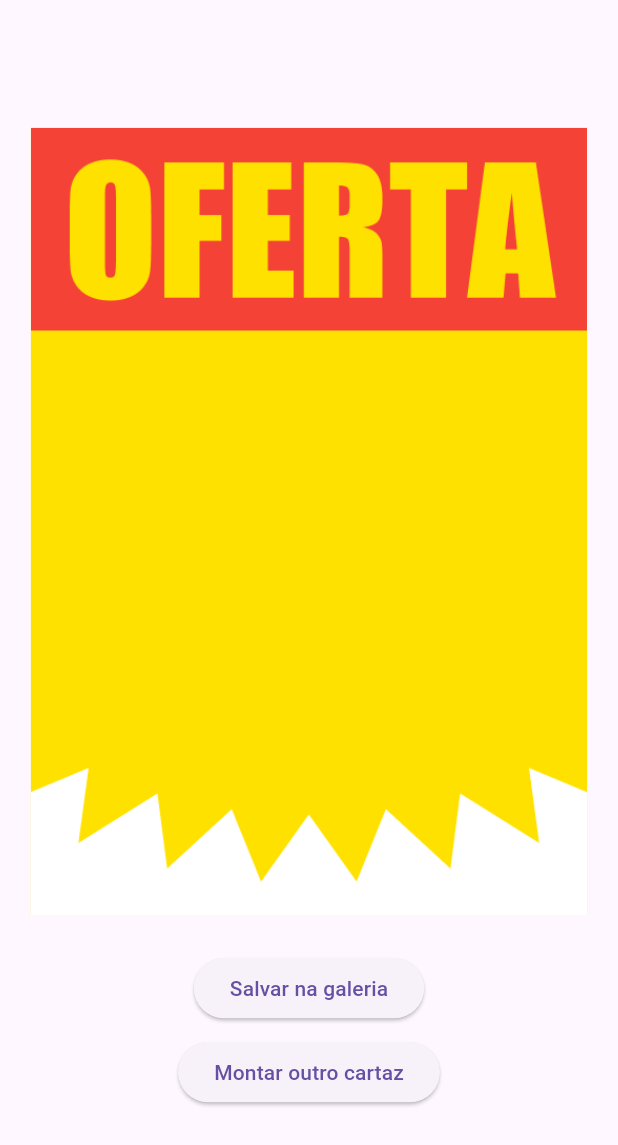
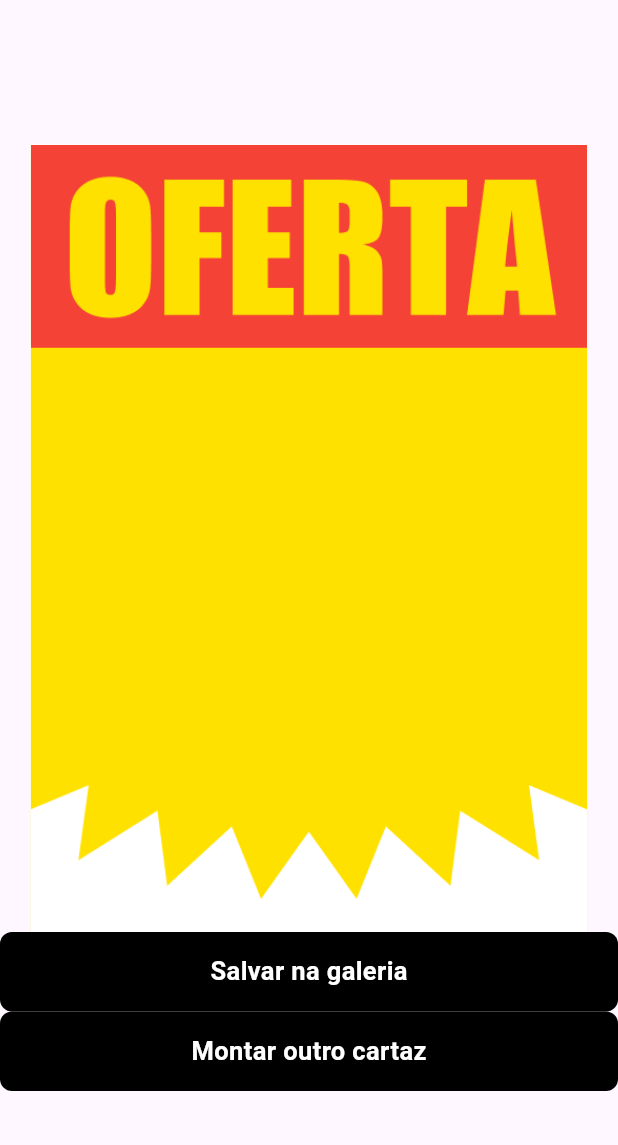
Before and after one commit to MarceloDiefenbach/cartazFacil, a Flutter app: the CartazView screen opened by its route, on a phone screen of 412 x 824 dp. Shown: the top 1145 px of the screen. Run offline on Flutter 3.47's test engine with Material 3 defaults, Android fonts, the phone set to English and light mode, and no system bars; our stand-ins replace google_mobile_ads, image_gallery_saver; network calls fail.

Commit message:
Organising the essencial to start

```diff
--- /dev/null
+++ b/lib/DesignSystem/BorderRadius.dart
@@ -0,0 +1,5 @@
+class AppBorderRadius {
+  static const double small = 4.0;
+  static const double medium = 8.0;
+  static const double large = 16.0;
+}
--- /dev/null
+++ b/lib/DesignSystem/Colors.dart
@@ -0,0 +1,28 @@
+import 'package:flutter/material.dart';
+
+class LightColors {
+  static const Color background = Colors.white;
+  static const Color primary = Colors.black;
+
+  static const Color text = Colors.white;
+  static const Color textInvert = Colors.black;
+}
+
+class DarkColors {
+  static const Color background = Colors.black;
+  static const Color primary = Colors.white;
+
+  static const Color text = Colors.black;
+  static const Color textInvert = Colors.white;
+}
+
+class AppColors {
+  static bool isDarkMode = false;
+
+  static Color background = isDarkMode ? DarkColors.background : LightColors.background;
+  static Color primary = isDarkMode ? DarkColors.primary : LightColors.primary;
+
+  static Color text = isDarkMode ? DarkColors.text : LightColors.text;
+  static Color textInvert = isDarkMode ? DarkColors.textInvert : LightColors.textInvert;
+
+}
--- /dev/null
+++ b/lib/DesignSystem/Components/AppButton.dart
@@ -0,0 +1,36 @@
+import 'package:flutter/material.dart';
+import 'package:cartazrapido/DesignSystem/DesingSystem.dart';
+
+class AppButton extends StatelessWidget {
+  final String text;
+  final VoidCallback onPressed;
+
+  const AppButton({
+    super.key,
+    required this.text,
+    required this.onPressed,
+  });
+
+  @override
+  Widget build(BuildContext context) {
+    return GestureDetector(
+      onTap: onPressed,
+      child: Container(
+        decoration: BoxDecoration(
+          color: AppColors.primary,
+          borderRadius: BorderRadius.circular(AppBorderRadius.medium),
+        ),
+        padding: const EdgeInsets.all(AppPadding.s4),
+        child: Row(
+          mainAxisAlignment: MainAxisAlignment.center,
+          children: [
+            Text(
+              text,
+              style: AppFonts.headline(),
+            ),
+          ],
+        ),
+      ),
+    );
+  }
+}
--- /dev/null
+++ b/lib/DesignSystem/DesingSystem.dart
@@ -0,0 +1,7 @@
+export 'Colors.dart';
+export 'Font.dart';
+export 'Padding.dart';
+export 'BorderRadius.dart';
+
+//Export de components
+export 'Components/AppButton.dart';
--- /dev/null
+++ b/lib/DesignSystem/Font.dart
@@ -0,0 +1,137 @@
+import 'package:flutter/material.dart';
+import 'package:cartazrapido/DesignSystem/DesingSystem.dart';
+
+class AppFonts {
+  /// Large Title (34pt)
+  static TextStyle largeTitle({
+    Color? color,
+    FontWeight weight = FontWeight.w400,
+  }) =>
+      TextStyle(
+        fontSize: 34,
+        fontWeight: weight,
+        color: color ?? AppColors.text,
+        letterSpacing: 0.0,
+        height: 1.2,
+      );
+
+  /// Title 1 (28pt)
+  static TextStyle title1({
+    Color? color,
+    FontWeight weight = FontWeight.w400,
+  }) =>
+      TextStyle(
+        fontSize: 28,
+        fontWeight: weight,
+        color: color ?? AppColors.text,
+        height: 1.2,
+      );
+
+  /// Title 2 (22pt)
+  static TextStyle title2({
+    Color? color,
+    FontWeight weight = FontWeight.w400,
+  }) =>
+      TextStyle(
+        fontSize: 22,
+        fontWeight: weight,
+        color: color ?? AppColors.text,
+        height: 1.2,
+      );
+
+  /// Title 3 (20pt)
+  static TextStyle title3({
+    Color? color,
+    FontWeight weight = FontWeight.w400,
+  }) =>
+      TextStyle(
+        fontSize: 20,
+        fontWeight: weight,
+        color: color ?? AppColors.text,
+        height: 1.2,
+      );
+
+  /// Headline (17pt, semibold)
+  static TextStyle headline({
+    Color? color,
+    FontWeight weight = FontWeight.w600,
+  }) =>
+      TextStyle(
+        fontSize: 17,
+        fontWeight: weight,
+        color: color ?? AppColors.text,
+        height: 1.25,
+      );
+
+  /// Body (17pt)
+  static TextStyle body({
+    Color? color,
+    FontWeight weight = FontWeight.w400,
+  }) =>
+      TextStyle(
+        fontSize: 17,
+        fontWeight: weight,
+        color: color ?? AppColors.text,
+        height: 1.4,
+      );
+
+  /// Callout (16pt)
+  static TextStyle callout({
+    Color? color,
+    FontWeight weight = FontWeight.w400,
+  }) =>
+      TextStyle(
+        fontSize: 16,
+        fontWeight: weight,
+        color: color ?? AppColors.text,
+        height: 1.3,
+      );
+
+  /// Subhead (15pt)
+  static TextStyle subhead({
+    Color? color,
+    FontWeight weight = FontWeight.w400,
+  }) =>
+      TextStyle(
+        fontSize: 15,
+        fontWeight: weight,
+        color: color ?? AppColors.text,
+        height: 1.3,
+      );
+
+  /// Footnote (13pt)
+  static TextStyle footnote({
+    Color? color,
+    FontWeight weight = FontWeight.w400,
+  }) =>
+      TextStyle(
+        fontSize: 13,
+        fontWeight: weight,
+        color: color ?? AppColors.text,
+        height: 1.2,
+      );
+
+  /// Caption 1 (12pt)
+  static TextStyle caption1({
+    Color? color,
+    FontWeight weight = FontWeight.w400,
+  }) =>
+      TextStyle(
+        fontSize: 12,
+        fontWeight: weight,
+        color: color ?? AppColors.text,
+        height: 1.2,
+      );
+
+  /// Caption 2 (11pt)
+  static TextStyle caption2({
+    Color? color,
+    FontWeight weight = FontWeight.w400,
+  }) =>
+      TextStyle(
+        fontSize: 11,
+        fontWeight: weight,
+        color: color ?? AppColors.text,
+        height: 1.2,
+      );
+}
--- /dev/null
+++ b/lib/DesignSystem/Padding.dart
@@ -0,0 +1,11 @@
+class AppPadding {
+  static const double s0 = 0.0;
+  static const double s1 = 2.0;
+  static const double s2 = 4.0;
+  static const double s3 = 8.0;
+  static const double s4 = 16.0;
+  static const double s5 = 24.0;
+  static const double s6 = 32.0;
+  static const double s7 = 48.0;
+  static const double s8 = 64.0;
+}
--- a/lib/Features/Cartaz/CartazView.dart
+++ b/lib/Features/Cartaz/CartazView.dart
@@ -1,6 +1,7 @@
 import 'dart:typed_data';
 
 import 'package:cartazrapido/AdMob/AdHelper.dart';
+import 'package:cartazrapido/DesignSystem/Components/AppButton.dart';
 import 'package:flutter/cupertino.dart';
 import 'package:flutter/material.dart';
 import 'package:flutter/rendering.dart';
@@ -9,7 +10,6 @@ import 'package:image_gallery_saver/image_gallery_saver.dart';
 import 'dart:ui' as ui;
 
 class CartazView extends StatefulWidget {
-
   CartazView();
 
   @override
@@ -17,13 +17,14 @@ class CartazView extends StatefulWidget {
 }
 
 class _CartazViewState extends State<CartazView> {
-
   String price = "";
 
   BannerAd? _bannerAd;
 
   @override
   void initState() {
+    super.initState();
+
     BannerAd(
       adUnitId: AdHelper.encarteBanner,
       request: AdRequest(),
@@ -66,9 +67,11 @@ class _CartazViewState extends State<CartazView> {
 
   Future<Uint8List> captureScreenshot() async {
     try {
-      RenderRepaintBoundary boundary = _containerKey.currentContext!.findRenderObject() as RenderRepaintBoundary;
+      RenderRepaintBoundary boundary = _containerKey.currentContext!
+          .findRenderObject() as RenderRepaintBoundary;
       ui.Image image = await boundary.toImage(pixelRatio: 5);
-      ByteData? byteData = await image.toByteData(format: ui.ImageByteFormat.png);
+      ByteData? byteData =
+          await image.toByteData(format: ui.ImageByteFormat.png);
       Uint8List? pngBytes = byteData?.buffer.asUint8List();
       return pngBytes!;
     } catch (e) {
@@ -89,7 +92,6 @@ class _CartazViewState extends State<CartazView> {
 
   @override
   Widget build(BuildContext context) {
-
     double width = MediaQuery.of(context).size.width;
     double height = MediaQuery.of(context).size.height;
 
@@ -110,6 +112,7 @@ class _CartazViewState extends State<CartazView> {
                       height: _bannerAd!.size.height.toDouble(),
                       child: AdWidget(ad: _bannerAd!),
                     ),
+
                   RepaintBoundary(
                     key: _containerKey,
                     child: Container(
@@ -123,63 +126,19 @@ class _CartazViewState extends State<CartazView> {
                       ),
                     ),
                   ),
-                  // Screenshot(
-                  //   controller: screenshotController,
-                  //   child: Container(
-                  //     width: cartazWidth,
-                  //     height: cartazHeight,
-                  //     color: Color(0xFFFEF100),
-                  //     child: Stack(
-                  //       children: [
-                  //         Image.asset('lib/assets/BGofertas.png'),
-                  //         Column(
-                  //           children: [
-                  //             SizedBox(height: cartazHeight*0.34),
-                  //
-                  //             Padding(
-                  //               padding: EdgeInsets.symmetric(horizontal: width * 0.04),
-                  //               child: Text(
-                  //                 widget.product.name,
-                  //                 style: Fonts.cartazProductName,
-                  //                 textAlign: TextAlign.center,
-                  //               ),
-                  //             ),
-                  //             Spacer(),
-                  //             Row(
-                  //               mainAxisAlignment: MainAxisAlignment.center,
-                  //               children: [
-                  //                 Text("R\$", style: Fonts.cartazMoneySymbol),
-                  //                 SizedBox(width: cartazWidth * 0.02),
-                  //                 Text(
-                  //                   widget.product.valor,
-                  //                   style: Fonts.cartazPrice,
-                  //                 ),
-                  //               ],
-                  //             ),
-                  //             Spacer(),
-                  //             Spacer(),
-                  //             Spacer(),
-                  //           ],
-                  //         ),
-                  //       ],
-                  //     ),
-                  //   ),
-                  // ),
-                  SizedBox(
-                    height: 25,
-                  ),
-                  ElevatedButton(
-                    child: Text("Salvar na galeria"),
-                    onPressed:(){
+
+                  AppButton(
+                    text: "Salvar na galeria",
+                    onPressed: () {
                       captureScreenshot().then((screenshot) {
                         saveScreenshot(screenshot);
                       });
                     },
                   ),
-                  SizedBox(height: 8),
-                  ElevatedButton(
-                    child: Text("Montar outro cartaz"),
-                    onPressed: (){
+
+                  AppButton(
+                    text: "Montar outro cartaz",
+                    onPressed: () {
                       Navigator.pop(context);
                     },
                   ),
--- a/lib/Initial/SplashScreen.dart
+++ b/lib/Initial/SplashScreen.dart
@@ -1,4 +1,5 @@
 import 'dart:async';
+import 'package:cartazrapido/routes_enum.dart';
 import 'package:flutter/cupertino.dart';
 import 'package:flutter/material.dart';
 
@@ -15,7 +16,7 @@ class _SplashScreenState extends State<SplashScreen> {
     super.didChangeDependencies();
 
     Timer(Duration(seconds: 3), () {
-      Navigator.pushNamedAndRemoveUntil(context, "/", (route) => false);
+      Navigator.pushNamedAndRemoveUntil(context, AppRoute.home.path, (route) => false);
     });
   }
 
--- /dev/null
+++ b/lib/Model/CartazModel.dart
@@ -0,0 +1,22 @@
+import 'dart:ui';
+
+class CartazModel {
+  final String title;
+  final String hexColor;
+
+  CartazModel({
+    required this.title,
+    required this.hexColor,
+  });
+
+  /// Converte a cor em string (#RRGGBB ou #AARRGGBB) para um objeto Color
+  Color get color {
+    String hex = hexColor.replaceAll('#', '');
+
+    if (hex.length == 6) {
+      hex = 'FF$hex'; // Adiciona opacidade total se não existir
+    }
+
+    return Color(int.parse('0x$hex'));
+  }
+}
--- a/lib/routes_enum.dart
+++ b/lib/routes_enum.dart
@@ -12,7 +12,7 @@ extension AppRouteExtension on AppRoute {
       case AppRoute.home:
         return '/';
       case AppRoute.cartaz:
-        return '/c';
+        return '/cartaz';
     }
   }
 }
```
